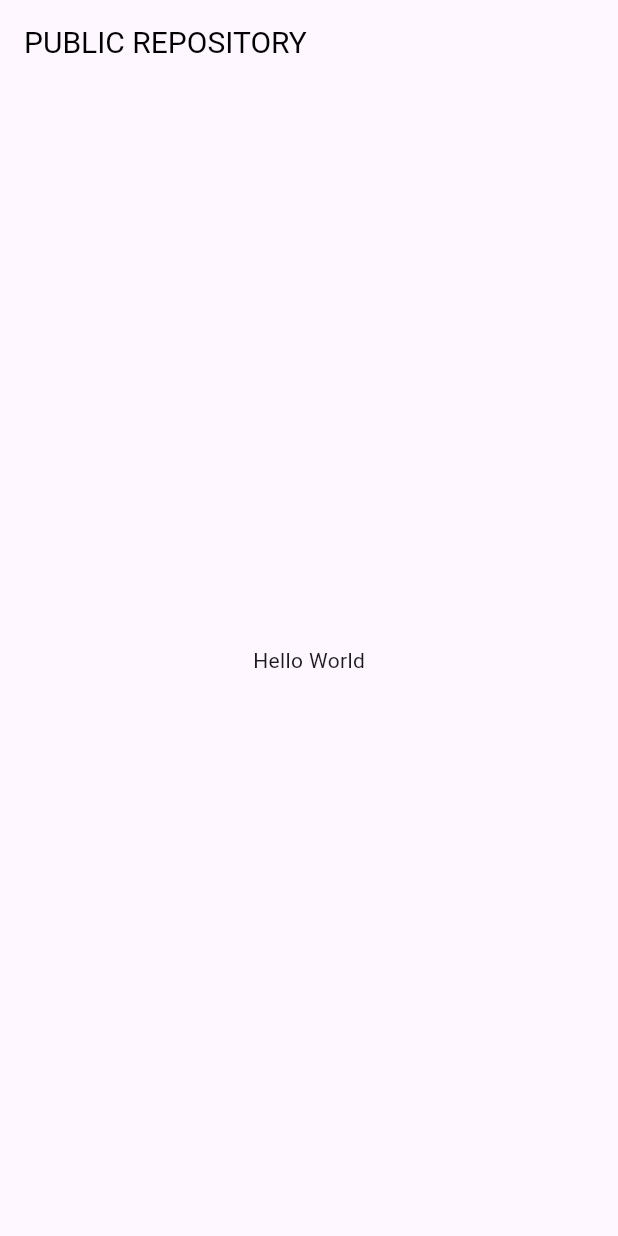
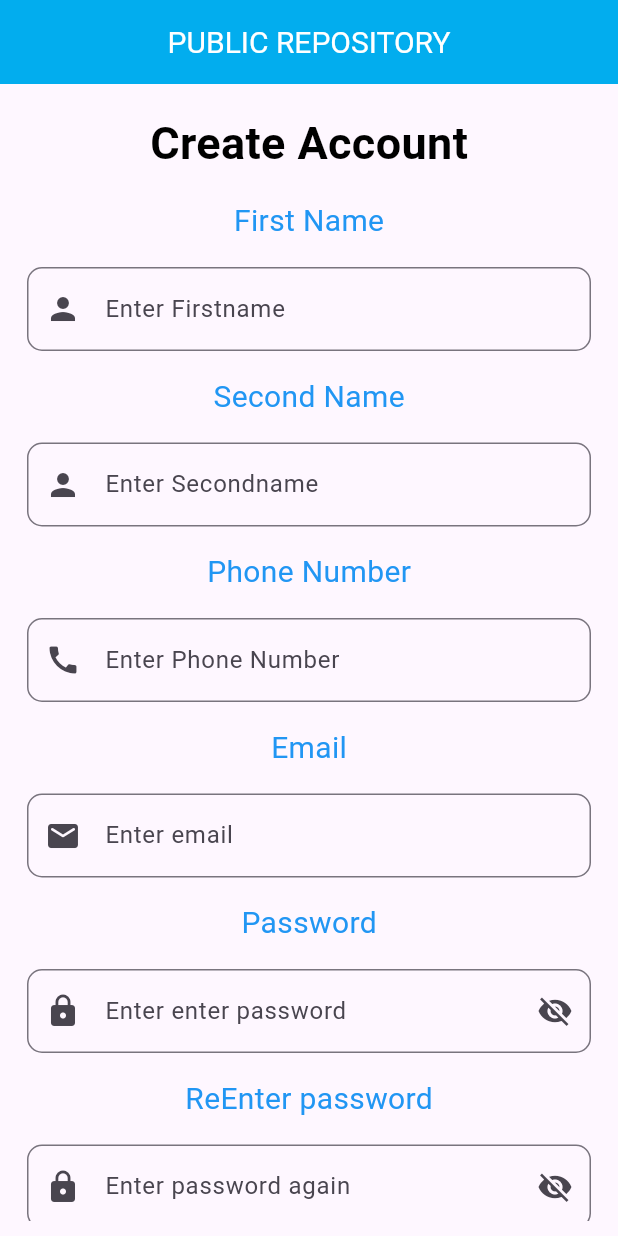
Before and after one commit to GetontoMoses/PapAr, a Flutter app: the screen it shows after launch, on a phone screen of 412 x 824 dp. Run offline on Flutter 3.47's test engine with Material 3 defaults, Android fonts, the phone set to English and light mode, and no system bars.

Commit message:
feat: registration form

```diff
--- a/lib/main.dart
+++ b/lib/main.dart
@@ -1,5 +1,8 @@
 import 'package:flutter/material.dart';
 import 'package:public_repo/views/customtext.dart';
+import 'package:public_repo/configs/constants.dart';
+import 'package:public_repo/views/customtextField.dart';
+import 'package:public_repo/views/customButton.dart';
 
 void main() {
   runApp(const MaterialApp(
@@ -13,15 +16,109 @@ class Home extends StatelessWidget {
 
   @override
   Widget build(BuildContext context) {
+    final TextEditingController usernameController = TextEditingController();
+    final TextEditingController passwordController = TextEditingController();
     return Scaffold(
-      appBar: AppBar(
-        title: CustomText(
-          label: 'PUBLIC REPOSITORY',
+        appBar: AppBar(
+          title: Center(
+            child: CustomText(
+              label: 'PUBLIC REPOSITORY',
+              labelcolor: appWhiteColor,
+            ),
+          ),
+          backgroundColor: primaryColor,
         ),
-      ),
-      body: Center(
-        child: Text('Hello World'),
-      ),
-    );
+        body: Padding(
+          padding: const EdgeInsets.all(10.0),
+          child: SingleChildScrollView(
+            child: Column(
+              mainAxisAlignment: MainAxisAlignment.center,
+              crossAxisAlignment: CrossAxisAlignment.center,
+              children: [
+                Center(
+                  child: Padding(
+                    padding: const EdgeInsets.all(8.0),
+                    child: CustomText(
+                      label: 'Create Account',
+                      fontsize: 30,
+                      fontWeight: FontWeight.bold,
+                    ),
+                  ),
+                ),
+                Padding(
+                  padding: const EdgeInsets.all(8.0),
+                  child:
+                      CustomText(label: "First Name", labelcolor: Colors.blue),
+                ),
+                CustomTextField(
+                  controller: usernameController,
+                  hintText: "Enter Firstname",
+                  prefixIcon: Icon(Icons.person),
+                  suffixIcon: Icon(null),
+                ),
+                Padding(
+                  padding: const EdgeInsets.all(8.0),
+                  child:
+                      CustomText(label: "Second Name", labelcolor: Colors.blue),
+                ),
+                CustomTextField(
+                  controller: usernameController,
+                  hintText: "Enter Secondname",
+                  prefixIcon: Icon(Icons.person),
+                  suffixIcon: Icon(null),
+                ),
+                Padding(
+                  padding: const EdgeInsets.all(8.0),
+                  child: CustomText(
+                      label: "Phone Number", labelcolor: Colors.blue),
+                ),
+                CustomTextField(
+                  controller: usernameController,
+                  hintText: "Enter Phone Number",
+                  prefixIcon: Icon(Icons.call),
+                  suffixIcon: Icon(null),
+                ),
+                Padding(
+                  padding: const EdgeInsets.all(8.0),
+                  child: CustomText(label: "Email", labelcolor: Colors.blue),
+                ),
+                CustomTextField(
+                  controller: usernameController,
+                  hintText: "Enter email",
+                  prefixIcon: Icon(Icons.email_rounded),
+                  suffixIcon: Icon(null),
+                ),
+                Padding(
+                  padding: const EdgeInsets.all(8.0),
+                  child: CustomText(label: "Password", labelcolor: Colors.blue),
+                ),
+                CustomTextField(
+                  controller: passwordController,
+                  hintText: "Enter enter password",
+                  prefixIcon: Icon(Icons.lock),
+                  suffixIcon: Icon(Icons.visibility_off),
+                ),
+                Padding(
+                  padding: const EdgeInsets.all(8.0),
+                  child: CustomText(
+                      label: "ReEnter password", labelcolor: Colors.blue),
+                ),
+                CustomTextField(
+                  controller: passwordController,
+                  hintText: "Enter password again",
+                  prefixIcon: Icon(Icons.lock),
+                  suffixIcon: Icon(Icons.visibility_off),
+                ),
+                const SizedBox(height: 20),
+                CustomButton(
+                  label: "Create Account",
+                  onPressed: () {},
+                  buttonColor: primaryColor,
+                  width: 18,
+                ),
+              ],
+            ),
+          ),
+        ));
   }
 }
```
